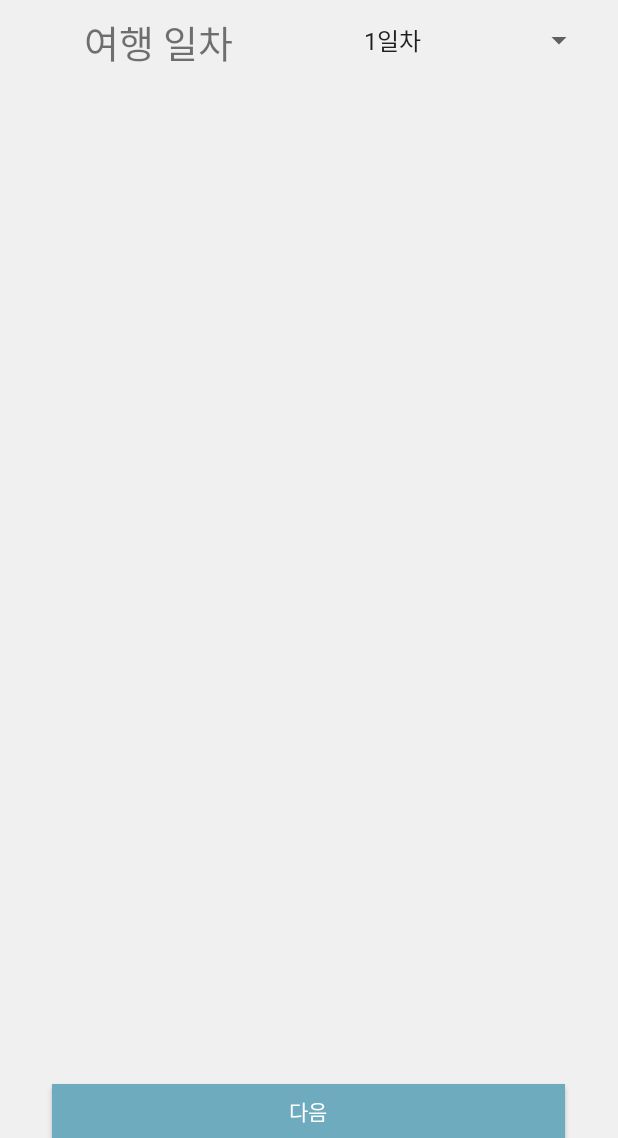
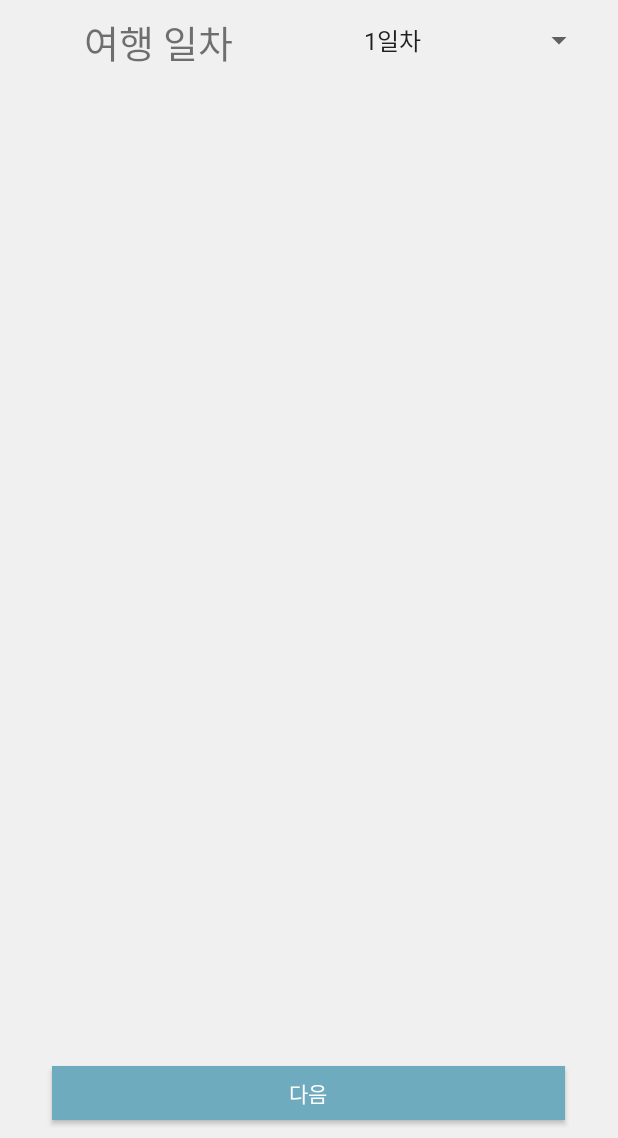
Before and after one commit to BrokenMental/An_kHac_Where_is_leisure, an Android app: the JU_MapActivity screen opened directly, with no data from a screen before it, on a phone screen of 412 x 824 dp, the part 98-1236 px from its top. Run offline under Robolectric (Android 15) with nearby library versions, the phone set to English and light mode, and no system bars; libraries missing offline, so code that uses them is left out: com.skt; 15 statements that could not run were skipped.

Commit message:
- 위치 약간 수정

```diff
--- a/app/src/main/res/layout/activity_ju_map.xml
+++ b/app/src/main/res/layout/activity_ju_map.xml
@@ -36,6 +36,7 @@
         android:layout_height="36dp"
         android:layout_alignParentBottom="true"
         android:layout_centerHorizontal="true"
+        android:layout_marginBottom="12dp"
         android:background="#6EABBE"
         android:text="다음"
         android:textColor="#FFFFFF" />
@@ -43,7 +44,7 @@
     <LinearLayout
         android:id="@+id/linearLayoutTmap"
         android:layout_width="match_parent"
-        android:layout_height="494dp"
+        android:layout_height="483dp"
         android:layout_alignParentStart="true"
         android:layout_alignParentTop="true"
         android:layout_marginTop="116dp"
```
